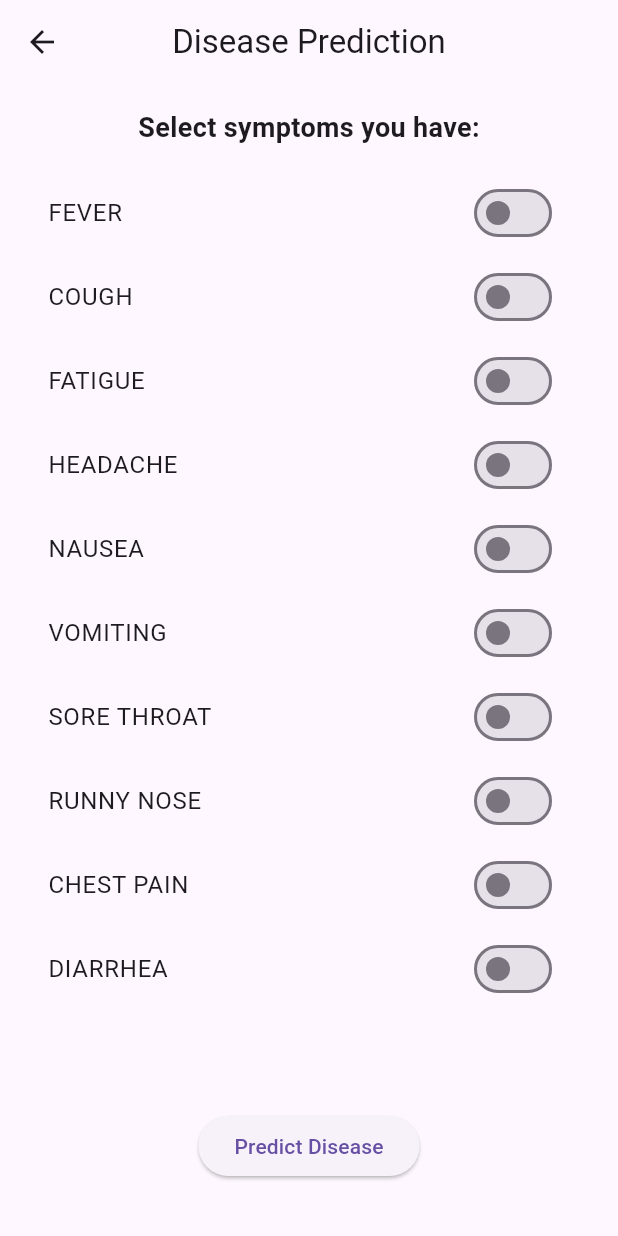
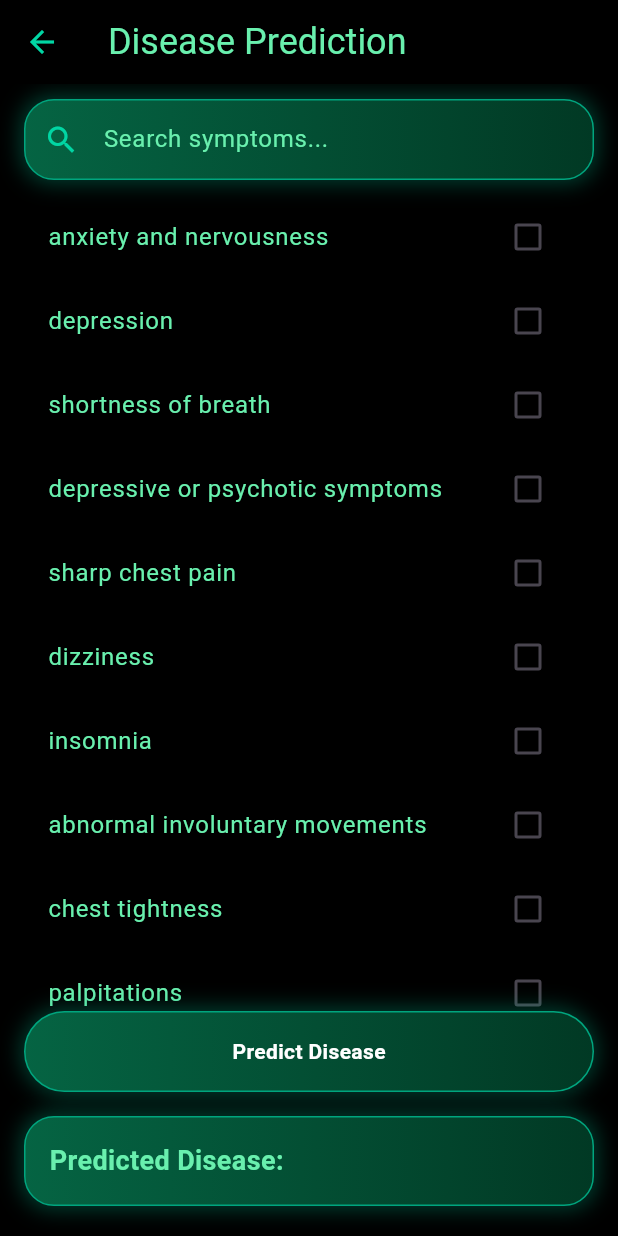
Before and after one commit to HealthMate-AI/HEALTHMATE_AI, a Flutter app: the DiseasePredictionPage screen opened directly, on a phone screen of 412 x 824 dp. Run offline on Flutter 3.47's test engine with Material 3 defaults, Android fonts, the light colour scheme and no system bars.

Commit message:
Add disease details and services Dart files with full functionality

```diff
--- /dev/null
+++ b/lib/disease_service.dart
@@ -0,0 +1,36 @@
+// lib/disease_service.dart
+import 'dart:convert';
+import 'package:http/http.dart' as http;
+
+class DiseaseService {
+  // Base URL of your Flask backend
+  static const String baseUrl = "http://10.254.219.151:5000";
+
+  /// Predict disease based on selected symptoms.
+  /// [symptomsMap] should be a map of symptom -> 1/0
+  /// Example: {"anxiety and nervousness": 1, "depression": 0}
+  static Future<String> predictDisease(Map<String, int> symptomsMap) async {
+    try {
+      final url = Uri.parse('$baseUrl/predict');
+      final response = await http.post(
+        url,
+        headers: {"Content-Type": "application/json"},
+        body: jsonEncode(symptomsMap),
+      );
+
+      if (response.statusCode == 200) {
+        final data = jsonDecode(response.body);
+        // Assuming your backend returns: {"predicted_disease": "anxiety"}
+        return data['predicted_disease'] ?? 'Unknown';
+      } else {
+        // Server responded with an error
+        print('Server error: ${response.statusCode}');
+        return 'Error: Could not predict disease';
+      }
+    } catch (e) {
+      // Exception (e.g., no connection)
+      print('Exception occurred: $e');
+      return 'Error: Could not connect to server';
+    }
+  }
+}
--- /dev/null
+++ b/lib/disease_symptoms.dart
@@ -0,0 +1,380 @@
+// lib/symptoms.dart
+List<String> allSymptoms = [
+  "anxiety and nervousness",
+  "depression",
+  "shortness of breath",
+  "depressive or psychotic symptoms",
+  "sharp chest pain",
+  "dizziness",
+  "insomnia",
+  "abnormal involuntary movements",
+  "chest tightness",
+  "palpitations",
+  "irregular heartbeat",
+  "breathing fast",
+  "hoarse voice",
+  "sore throat",
+  "difficulty speaking",
+  "cough",
+  "nasal congestion",
+  "throat swelling",
+  "diminished hearing",
+  "lump in throat",
+  "throat feels tight",
+  "difficulty in swallowing",
+  "skin swelling",
+  "retention of urine",
+  "groin mass",
+  "leg pain",
+  "hip pain",
+  "suprapubic pain",
+  "blood in stool",
+  "lack of growth",
+  "emotional symptoms",
+  "elbow weakness",
+  "back weakness",
+  "pus in sputum",
+  "symptoms of the scrotum and testes",
+  "swelling of scrotum",
+  "pain in testicles",
+  "flatulence",
+  "pus draining from ear",
+  "jaundice",
+  "mass in scrotum",
+  "white discharge from eye",
+  "irritable infant",
+  "abusing alcohol",
+  "fainting",
+  "hostile behavior",
+  "drug abuse",
+  "sharp abdominal pain",
+  "feeling ill",
+  "vomiting",
+  "headache",
+  "nausea",
+  "diarrhea",
+  "vaginal itching",
+  "vaginal dryness",
+  "painful urination",
+  "involuntary urination",
+  "pain during intercourse",
+  "frequent urination",
+  "lower abdominal pain",
+  "vaginal discharge",
+  "blood in urine",
+  "hot flashes",
+  "intermenstrual bleeding",
+  "hand or finger pain",
+  "wrist pain",
+  "hand or finger swelling",
+  "arm pain",
+  "wrist swelling",
+  "arm stiffness or tightness",
+  "arm swelling",
+  "hand or finger stiffness or tightness",
+  "wrist stiffness or tightness",
+  "lip swelling",
+  "toothache",
+  "abnormal appearing skin",
+  "skin lesion",
+  "acne or pimples",
+  "dry lips",
+  "facial pain",
+  "mouth ulcer",
+  "skin growth",
+  "eye deviation",
+  "diminished vision",
+  "double vision",
+  "cross-eyed",
+  "symptoms of eye",
+  "pain in eye",
+  "eye moves abnormally",
+  "abnormal movement of eyelid",
+  "foreign body sensation in eye",
+  "irregular appearing scalp",
+  "swollen lymph nodes",
+  "back pain",
+  "neck pain",
+  "low back pain",
+  "pain of the anus",
+  "pain during pregnancy",
+  "pelvic pain",
+  "impotence",
+  "infant spitting up",
+  "vomiting blood",
+  "regurgitation",
+  "burning abdominal pain",
+  "restlessness",
+  "symptoms of infants",
+  "wheezing",
+  "peripheral edema",
+  "neck mass",
+  "ear pain",
+  "jaw swelling",
+  "mouth dryness",
+  "neck swelling",
+  "knee pain",
+  "foot or toe pain",
+  "bowlegged or knock-kneed",
+  "ankle pain",
+  "bones are painful",
+  "knee weakness",
+  "elbow pain",
+  "knee swelling",
+  "skin moles",
+  "knee lump or mass",
+  "weight gain",
+  "problems with movement",
+  "knee stiffness or tightness",
+  "leg swelling",
+  "foot or toe swelling",
+  "heartburn",
+  "smoking problems",
+  "muscle pain",
+  "infant feeding problem",
+  "recent weight loss",
+  "problems with shape or size of breast",
+  "underweight",
+  "difficulty eating",
+  "scanty menstrual flow",
+  "vaginal pain",
+  "vaginal redness",
+  "vulvar irritation",
+  "weakness",
+  "decreased heart rate",
+  "increased heart rate",
+  "bleeding or discharge from nipple",
+  "ringing in ear",
+  "plugged feeling in ear",
+  "itchy ear(s)",
+  "frontal headache",
+  "fluid in ear",
+  "neck stiffness or tightness",
+  "spots or clouds in vision",
+  "eye redness",
+  "lacrimation",
+  "itchiness of eye",
+  "blindness",
+  "eye burns or stings",
+  "itchy eyelid",
+  "feeling cold",
+  "decreased appetite",
+  "excessive appetite",
+  "excessive anger",
+  "loss of sensation",
+  "focal weakness",
+  "slurring words",
+  "symptoms of the face",
+  "disturbance of memory",
+  "paresthesia",
+  "side pain",
+  "fever",
+  "shoulder pain",
+  "shoulder stiffness or tightness",
+  "shoulder weakness",
+  "arm cramps or spasms",
+  "shoulder swelling",
+  "tongue lesions",
+  "leg cramps or spasms",
+  "abnormal appearing tongue",
+  "ache all over",
+  "lower body pain",
+  "problems during pregnancy",
+  "spotting or bleeding during pregnancy",
+  "cramps and spasms",
+  "upper abdominal pain",
+  "stomach bloating",
+  "changes in stool appearance",
+  "unusual color or odor to urine",
+  "kidney mass",
+  "swollen abdomen",
+  "symptoms of prostate",
+  "leg stiffness or tightness",
+  "difficulty breathing",
+  "rib pain",
+  "joint pain",
+  "muscle stiffness or tightness",
+  "pallor",
+  "hand or finger lump or mass",
+  "chills",
+  "groin pain",
+  "fatigue",
+  "abdominal distention",
+  "regurgitation.1",
+  "symptoms of the kidneys",
+  "melena",
+  "flushing",
+  "coughing up sputum",
+  "seizures",
+  "delusions or hallucinations",
+  "shoulder cramps or spasms",
+  "joint stiffness or tightness",
+  "pain or soreness of breast",
+  "excessive urination at night",
+  "bleeding from eye",
+  "rectal bleeding",
+  "constipation",
+  "temper problems",
+  "coryza",
+  "wrist weakness",
+  "eye strain",
+  "hemoptysis",
+  "lymphedema",
+  "skin on leg or foot looks infected",
+  "allergic reaction",
+  "congestion in chest",
+  "muscle swelling",
+  "pus in urine",
+  "abnormal size or shape of ear",
+  "low back weakness",
+  "sleepiness",
+  "apnea",
+  "abnormal breathing sounds",
+  "excessive growth",
+  "elbow cramps or spasms",
+  "feeling hot and cold",
+  "blood clots during menstrual periods",
+  "absence of menstruation",
+  "pulling at ears",
+  "gum pain",
+  "redness in ear",
+  "fluid retention",
+  "flu-like syndrome",
+  "sinus congestion",
+  "painful sinuses",
+  "fears and phobias",
+  "recent pregnancy",
+  "uterine contractions",
+  "burning chest pain",
+  "back cramps or spasms",
+  "stiffness all over",
+  "muscle cramps, contractures, or spasms",
+  "low back cramps or spasms",
+  "back mass or lump",
+  "nosebleed",
+  "long menstrual periods",
+  "heavy menstrual flow",
+  "unpredictable menstruation",
+  "painful menstruation",
+  "infertility",
+  "frequent menstruation",
+  "sweating",
+  "mass on eyelid",
+  "swollen eye",
+  "eyelid swelling",
+  "eyelid lesion or rash",
+  "unwanted hair",
+  "symptoms of bladder",
+  "irregular appearing nails",
+  "itching of skin",
+  "hurts to breath",
+  "nailbiting",
+  "skin dryness, peeling, scaliness, or roughness",
+  "skin on arm or hand looks infected",
+  "skin irritation",
+  "itchy scalp",
+  "hip swelling",
+  "incontinence of stool",
+  "foot or toe cramps or spasms",
+  "warts",
+  "bumps on penis",
+  "too little hair",
+  "foot or toe lump or mass",
+  "skin rash",
+  "mass or swelling around the anus",
+  "low back swelling",
+  "ankle swelling",
+  "hip lump or mass",
+  "drainage in throat",
+  "dry or flaky scalp",
+  "premenstrual tension or irritability",
+  "feeling hot",
+  "feet turned in",
+  "foot or toe stiffness or tightness",
+  "pelvic pressure",
+  "elbow swelling",
+  "elbow stiffness or tightness",
+  "early or late onset of menopause",
+  "mass on ear",
+  "bleeding from ear",
+  "hand or finger weakness",
+  "low self-esteem",
+  "throat irritation",
+  "itching of the anus",
+  "swollen or red tonsils",
+  "irregular belly button",
+  "swollen tongue",
+  "lip sore",
+  "vulvar sore",
+  "hip stiffness or tightness",
+  "mouth pain",
+  "arm weakness",
+  "leg lump or mass",
+  "disturbance of smell or taste",
+  "discharge in stools",
+  "penis pain",
+  "loss of sex drive",
+  "obsessions and compulsions",
+  "antisocial behavior",
+  "neck cramps or spasms",
+  "pupils unequal",
+  "poor circulation",
+  "thirst",
+  "sleepwalking",
+  "skin oiliness",
+  "sneezing",
+  "bladder mass",
+  "knee cramps or spasms",
+  "premature ejaculation",
+  "leg weakness",
+  "posture problems",
+  "bleeding in mouth",
+  "tongue bleeding",
+  "change in skin mole size or color",
+  "penis redness",
+  "penile discharge",
+  "shoulder lump or mass",
+  "polyuria",
+  "cloudy eye",
+  "hysterical behavior",
+  "arm lump or mass",
+  "nightmares",
+  "bleeding gums",
+  "pain in gums",
+  "bedwetting",
+  "diaper rash",
+  "lump or mass of breast",
+  "vaginal bleeding after menopause",
+  "infrequent menstruation",
+  "mass on vulva",
+  "jaw pain",
+  "itching of scrotum",
+  "postpartum problems of the breast",
+  "eyelid retracted",
+  "hesitancy",
+  "elbow lump or mass",
+  "muscle weakness",
+  "throat redness",
+  "joint swelling",
+  "tongue pain",
+  "redness in or around nose",
+  "wrinkles on skin",
+  "foot or toe weakness",
+  "hand or finger cramps or spasms",
+  "back stiffness or tightness",
+  "wrist lump or mass",
+  "skin pain",
+  "low back stiffness or tightness",
+  "low urine output",
+  "skin on head or neck looks infected",
+  "stuttering or stammering",
+  "problems with orgasm",
+  "nose deformity",
+  "lump over jaw",
+  "sore in nose",
+  "hip weakness",
+  "back swelling",
+  "ankle stiffness or tightness",
+  "ankle weakness",
+  "neck weakness"
+];
--- a/lib/diseaseprediction.dart
+++ b/lib/diseaseprediction.dart
@@ -1,116 +1,174 @@
-import 'dart:convert';
+// lib/disease_prediction_page.dart
 import 'package:flutter/material.dart';
-import 'package:http/http.dart' as http;
+import 'package:healthmate/homepage.dart';
+import 'disease_service.dart';
+import 'disease_symptoms.dart';
 
 class DiseasePredictionPage extends StatefulWidget {
-  const DiseasePredictionPage({super.key});
-
   @override
-  State<DiseasePredictionPage> createState() => _DiseasePredictionPageState();
+  _DiseasePredictionPageState createState() => _DiseasePredictionPageState();
 }
 
 class _DiseasePredictionPageState extends State<DiseasePredictionPage> {
-  // Symptoms list
-  final Map<String, int> _symptoms = {
-    "fever": 0,
-    "cough": 0,
-    "fatigue": 0,
-    "headache": 0,
-    "nausea": 0,
-    "vomiting": 0,
-    "sore_throat": 0,
-    "runny_nose": 0,
-    "chest_pain": 0,
-    "diarrhea": 0,
-  };
+  Map<String, int> selectedSymptoms = {};
+  List<String> displayedSymptoms = [];
+  String predictedDisease = '';
+  TextEditingController searchController = TextEditingController();
 
-  String _prediction = ""; // Display prediction
-  bool _loading = false;
+  @override
+  void initState() {
+    super.initState();
+    for (var symptom in allSymptoms) {
+      selectedSymptoms[symptom] = 0;
+    }
+    displayedSymptoms = List.from(allSymptoms);
+  }
 
-  // Function to send data to Flask API
-  Future<void> _getPrediction() async {
+  void filterSymptoms(String query) {
     setState(() {
-      _loading = true;
-      _prediction = "";
+      displayedSymptoms = allSymptoms
+          .where((s) => s.toLowerCase().contains(query.toLowerCase()))
+          .toList();
     });
-
-    try {
-final url = Uri.parse('http://10.0.2.2:5000/predict');
-      final response = await http.post(
-        url,
-        headers: {'Content-Type': 'application/json'},
-        body: jsonEncode(_symptoms),
-      );
-
-      if (response.statusCode == 200) {
-        final data = jsonDecode(response.body);
-        setState(() {
-          _prediction = data['prediction'];
-        });
-      } else {
-        setState(() {
-          _prediction = "Error: Failed to get prediction";
-        });
-      }
-    } catch (e) {
-      setState(() {
-        _prediction = "Error: $e";
-      });
-    } finally {
-      setState(() {
-        _loading = false;
-      });
-    }
   }
 
   @override
   Widget build(BuildContext context) {
     return Scaffold(
+      backgroundColor: Colors.black,
       appBar: AppBar(
-        title: const Text("Disease Prediction"),
-        centerTitle: true,
+        leading: IconButton(
+          icon: const Icon(Icons.arrow_back, color: Color(0xFF01D6A4)),
+          onPressed: () {
+            Navigator.pushReplacement(
+              context,
+              MaterialPageRoute(builder: (_) => const Homepage()),
+            );
+          },
+        ),
+        title: Text("Disease Prediction",style: TextStyle(color: Colors.greenAccent,fontSize: 24),),
+        backgroundColor: Colors.black,
       ),
       body: Padding(
-        padding: const EdgeInsets.all(16.0),
+        padding: const EdgeInsets.symmetric(horizontal: 16, vertical: 10),
         child: Column(
           children: [
-            const Text(
-              "Select symptoms you have:",
-              style: TextStyle(fontSize: 18, fontWeight: FontWeight.bold),
+            // Search Bar
+            Container(
+              decoration: BoxDecoration(
+                gradient: const LinearGradient(
+                  colors: [Color(0xFF056443), Color(0xFF013924)],
+                ),
+                borderRadius: BorderRadius.circular(20),
+                border: Border.all(color: Color(0xFF00A57E), width: 1),
+                boxShadow: const [
+                  BoxShadow(
+                    color: Color(0x6600A57E),
+                    blurRadius: 12,
+                    spreadRadius: 2,
+                  ),
+                ],
+              ),
+              child: TextField(
+                controller: searchController,
+                style: const TextStyle(color: Colors.white),
+                decoration: InputDecoration(
+                  hintText: "Search symptoms...",
+                  hintStyle: const TextStyle(color: Colors.greenAccent),
+                  prefixIcon: const Icon(Icons.search, color: Color(0xFF01D6A4)),
+                  border: InputBorder.none,
+                  contentPadding: const EdgeInsets.symmetric(vertical: 14),
+                ),
+                onChanged: filterSymptoms,
+              ),
             ),
-            const SizedBox(height: 16),
+            const SizedBox(height: 10),
+
+            // Symptoms List
             Expanded(
               child: ListView(
-                children: _symptoms.keys.map((symptom) {
-                  return SwitchListTile(
-                    title: Text(symptom.replaceAll('_', ' ').toUpperCase()),
-                    value: _symptoms[symptom]! == 1,
+                children: displayedSymptoms.map((symptom) {
+                  return CheckboxListTile(
+                    tileColor: Colors.black,
+                    activeColor: const Color(0xFF01D6A4),
+                    checkColor: Colors.black,
+                    title: Text(symptom,
+                        style: const TextStyle(color: Colors.greenAccent)),
+                    value: selectedSymptoms[symptom] == 1,
                     onChanged: (val) {
                       setState(() {
-                        _symptoms[symptom] = val ? 1 : 0;
+                        selectedSymptoms[symptom] = val! ? 1 : 0;
                       });
                     },
                   );
                 }).toList(),
               ),
             ),
-            const SizedBox(height: 16),
-            _loading
-                ? const CircularProgressIndicator()
-                : ElevatedButton(
-                    onPressed: _getPrediction,
-                    child: const Text("Predict Disease"),
+
+            // Predict Button
+            GestureDetector(
+              onTap: () async {
+                String result =
+                    await DiseaseService.predictDisease(selectedSymptoms);
+                setState(() {
+                  predictedDisease = result;
+                });
+              },
+              child: Container(
+                width: double.infinity,
+                padding: const EdgeInsets.symmetric(vertical: 16),
+                decoration: BoxDecoration(
+                  gradient: const LinearGradient(
+                    colors: [Color(0xFF056443), Color(0xFF013924)],
                   ),
-            const SizedBox(height: 20),
-            if (_prediction.isNotEmpty)
-              Text(
-                "Predicted Disease: $_prediction",
-                style: const TextStyle(
-                  fontSize: 20,
-                  fontWeight: FontWeight.bold,
-                  color: Colors.blue,
+                  borderRadius: BorderRadius.circular(30),
+                  border: Border.all(color: const Color(0xFF00A57E), width: 1),
+                  boxShadow: const [
+                    BoxShadow(
+                      color: Color(0x6600A57E),
+                      blurRadius: 12,
+                      spreadRadius: 2,
+                    ),
+                  ],
+                ),
+                child: const Center(
+                  child: Text(
+                    "Predict Disease",
+                    style: TextStyle(
+                        color: Colors.white, fontWeight: FontWeight.bold),
+                  ),
                 ),
               ),
+            ),
+            const SizedBox(height: 16),
+
+            // Predicted Disease Display
+            Container(
+              padding: const EdgeInsets.all(16),
+              width: double.infinity,
+              decoration: BoxDecoration(
+                gradient: const LinearGradient(
+                  colors: [Color(0xFF056443), Color(0xFF013924)],
+                ),
+                borderRadius: BorderRadius.circular(20),
+                border: Border.all(color: const Color(0xFF00A57E), width: 1),
+                boxShadow: const [
+                  BoxShadow(
+                    color: Color(0x6600A57E),
+                    blurRadius: 12,
+                    spreadRadius: 2,
+                  ),
+                ],
+              ),
+              child: Text(
+                "Predicted Disease: $predictedDisease",
+                style: const TextStyle(
+                    color: Colors.greenAccent,
+                    fontWeight: FontWeight.bold,
+                    fontSize: 18),
+              ),
+            ),
+            const SizedBox(height: 10),
           ],
         ),
       ),
--- a/lib/homepage.dart
+++ b/lib/homepage.dart
@@ -73,7 +73,7 @@ class Homepage extends StatelessWidget {
       children: [
        featureTile("Disease Prediction","\nAI-powered symptom analysis", Icons.coronavirus, () {
       Navigator.push(context, MaterialPageRoute(
-        builder: (_) => const DiseasePredictionPage(),
+        builder: (_) => DiseasePredictionPage(),
       ));
     }),
 featureTile("Medicine Recommendation","\nPersonalized medicine", Icons.medical_services, () {
```
Also changed, not shown: 4 other files.
